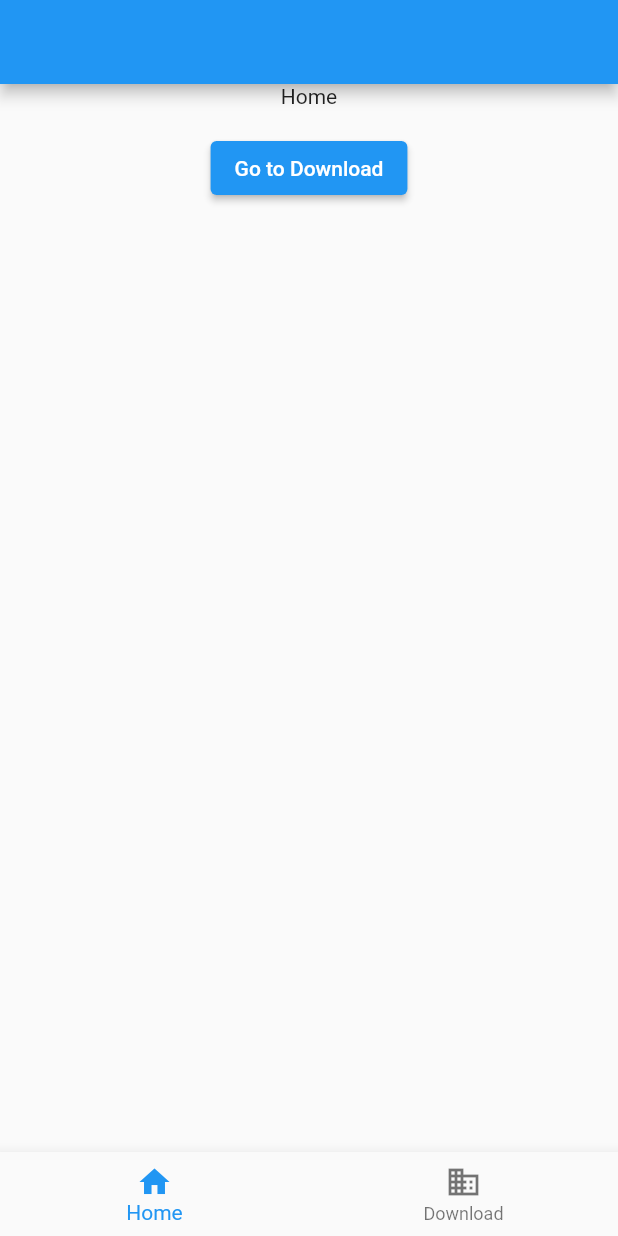
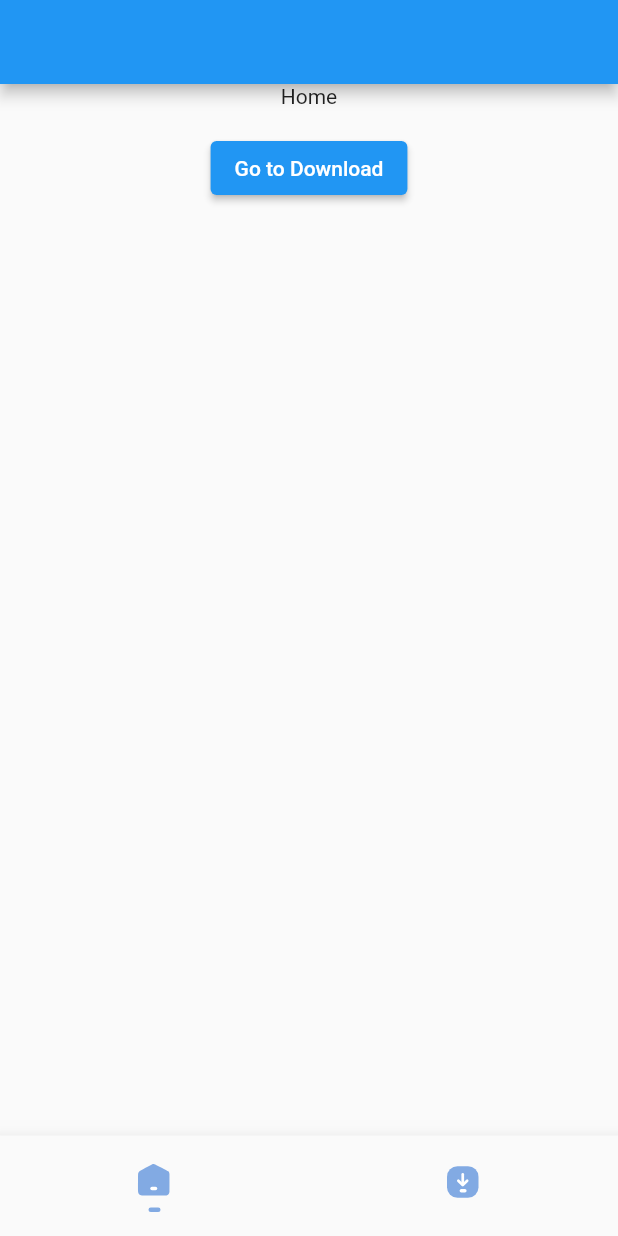
Before and after one commit to kouseina/facex-load, a Flutter app: the screen it shows after launch, on a phone screen of 412 x 824 dp. Run offline on Flutter 3.47's test engine with Material 2 defaults, Android fonts, the phone set to English and light mode, and no system bars; our stand-ins replace flutter_svg, go_router.

Commit message:
feat(navbar): add icon for bottom navbar

```diff
--- a/lib/routes/scaffold_with_bottom_navbar.dart
+++ b/lib/routes/scaffold_with_bottom_navbar.dart
@@ -1,5 +1,7 @@
 import 'package:facex_load/routes/routes_path.dart';
+import 'package:facex_load/utils/assets.dart';
 import 'package:flutter/material.dart';
+import 'package:flutter_svg/svg.dart';
 import 'package:go_router/go_router.dart';
 
 class ScaffoldWithBottomNavbar extends StatelessWidget {
@@ -15,17 +17,42 @@ class ScaffoldWithBottomNavbar extends StatelessWidget {
 
   @override
   Widget build(BuildContext context) {
+    Widget strip() {
+      return Container(
+        width: 8,
+        height: 3,
+        decoration: BoxDecoration(
+          color: const Color(0xff82AAE3),
+          borderRadius: BorderRadius.circular(10),
+        ),
+      );
+    }
+
     return Scaffold(
       body: child,
       bottomNavigationBar: BottomNavigationBar(
-        items: const <BottomNavigationBarItem>[
+        showSelectedLabels: false,
+        showUnselectedLabels: false,
+        items: <BottomNavigationBarItem>[
           BottomNavigationBarItem(
-            icon: Icon(Icons.home),
-            label: 'Home',
+            icon: SvgPicture.asset(SvgAssets.icHome.assetName),
+            activeIcon: Column(
+              children: [
+                SvgPicture.asset(SvgAssets.icHome.assetName),
+                strip(),
+              ],
+            ),
+            label: '',
           ),
           BottomNavigationBarItem(
-            icon: Icon(Icons.business),
-            label: 'Download',
+            icon: SvgPicture.asset(SvgAssets.icDownload.assetName),
+            activeIcon: Column(
+              children: [
+                SvgPicture.asset(SvgAssets.icDownload.assetName),
+                strip(),
+              ],
+            ),
+            label: '',
           ),
         ],
         currentIndex: _calculateSelectedIndex(context),
--- /dev/null
+++ b/lib/utils/assets.dart
@@ -0,0 +1,7 @@
+import 'package:flutter/material.dart';
+
+abstract class SvgAssets {
+  static const AssetImage icHome = AssetImage('assets/icons/ic_home.svg');
+  static const AssetImage icDownload =
+      AssetImage('assets/icons/ic_download.svg');
+}
--- a/pubspec.yaml
+++ b/pubspec.yaml
@@ -37,6 +37,7 @@ dependencies:
   # Use with the CupertinoIcons class for iOS style icons.
   cupertino_icons: ^1.0.2
   go_router: ^6.5.5
+  flutter_svg: ^1.1.6
 
 dev_dependencies:
   flutter_test:
@@ -61,9 +62,8 @@ flutter:
   uses-material-design: true
 
   # To add assets to your application, add an assets section, like this:
-  # assets:
-  #   - images/a_dot_burr.jpeg
-  #   - images/a_dot_ham.jpeg
+  assets:
+    - assets/icons/
 
   # An image asset can refer to one or more resolution-specific "variants", see
   # https://flutter.dev/assets-and-images/#resolution-aware
```
Also changed, not shown: assets/icons/ic_download.svg (added), assets/icons/ic_home.svg (added), pubspec.lock.
